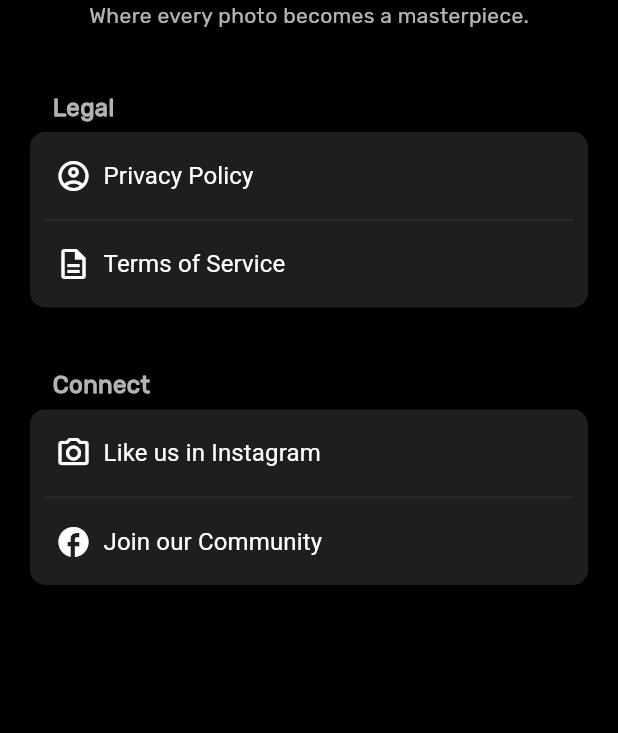
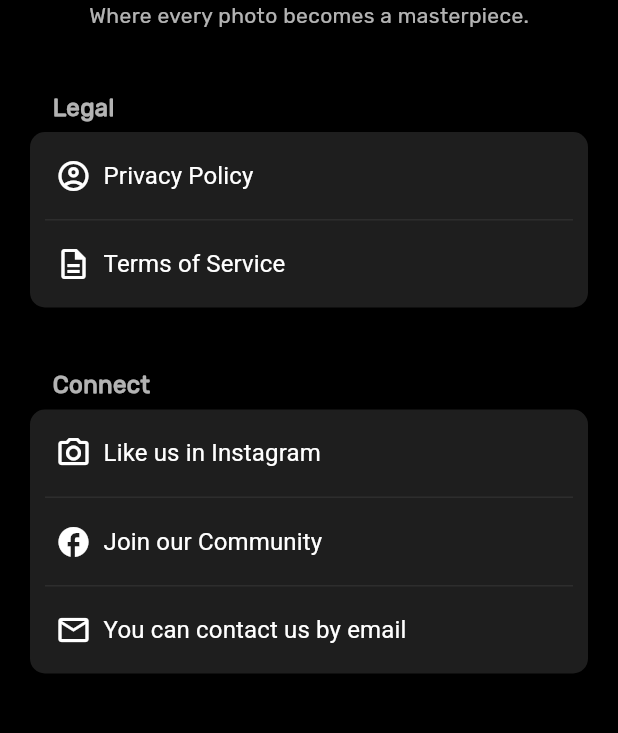
Before and after one commit to marchuk-b/dartlab, a Flutter app: the AboutScreen screen opened by its route, after a tap on "Like us in Instagram", on a phone screen of 412 x 824 dp, the part 384-1117 px from its top. Run offline on Flutter 3.47's test engine with Material 3 defaults, Android fonts, the phone set to English and light mode, and no system bars; our stand-ins replace blur, flutter_colorpicker, image_picker, screenshot; missing offline and left inert: colorfilter_generator, crop_image, image_gallery_saver_plus, lindi_sticker_widget, matrix_gesture_detector, painter and 2 more.

Commit message:
Added new filters and implemented URL launcher for external links in About screen

```diff
--- a/lib/screens/about_screen.dart
+++ b/lib/screens/about_screen.dart
@@ -3,6 +3,7 @@ import 'package:provider/provider.dart';
 
 import '../constants/app_colors.dart';
 import '../providers/theme_provider.dart';
+import 'package:url_launcher/url_launcher.dart';
 
 class AboutScreen extends StatefulWidget {
   const AboutScreen({super.key});
@@ -12,6 +13,14 @@ class AboutScreen extends StatefulWidget {
 }
 
 class _AboutScreenState extends State<AboutScreen> {
+
+  Future<void> openLink(String url) async {
+    final uri = Uri.parse(url);
+    if (!await launchUrl(uri, mode: LaunchMode.externalApplication)) {
+      throw Exception("Cannot launch $url");
+    }
+  }
+
   @override
   Widget build(BuildContext context) {
     final themeProvider = Provider.of<ThemeProvider>(context);
@@ -146,7 +155,9 @@ class _AboutScreenState extends State<AboutScreen> {
                                 color: AppColors.iconColor(isDark),
                                 size: 24,
                               ),
-                              onPressed: (){}
+                              onPressed: (){
+                                openLink("https://www.instagram.com/marchukk.b/");
+                              }
                           ),
                         ),
                       ),
@@ -176,6 +187,34 @@ class _AboutScreenState extends State<AboutScreen> {
                           ),
                         ),
                       ),
+
+                      Padding(
+                        padding: const EdgeInsets.symmetric(horizontal: 10),
+                        child: Divider(height: 1, color: AppColors.secondaryColor(isDark)),
+                      ),
+
+                      Align(
+                        alignment: Alignment.centerLeft,
+                        child: Padding(
+                          padding: const EdgeInsets.all(5),
+                          child: TextButton.icon(
+                              label: Text(
+                                "You can contact us by email",
+                                style: TextStyle(
+                                  color: AppColors.textPrimary(isDark),
+                                  fontSize: 16,
+                                ),
+                              ),
+                              icon: Icon(Icons.email_outlined,
+                                color: AppColors.iconColor(isDark),
+                                size: 24,
+                              ),
+                              onPressed: (){
+                                openLink("mailto:marchukbohdan29@gmail.com");
+                              }
+                          ),
+                        ),
+                      ),
                     ],
                   )
               )
--- a/pubspec.yaml
+++ b/pubspec.yaml
@@ -23,6 +23,7 @@ dependencies:
   screenshot: ^3.0.0
   text_editor: ^0.7.0
   widget_mask: ^1.0.0+0
+  url_launcher: ^6.3.0
 
 dev_dependencies:
   flutter_test:
```
Also changed, not shown: lib/helper/filters.dart (+45 -0 lines), pubspec.lock.
